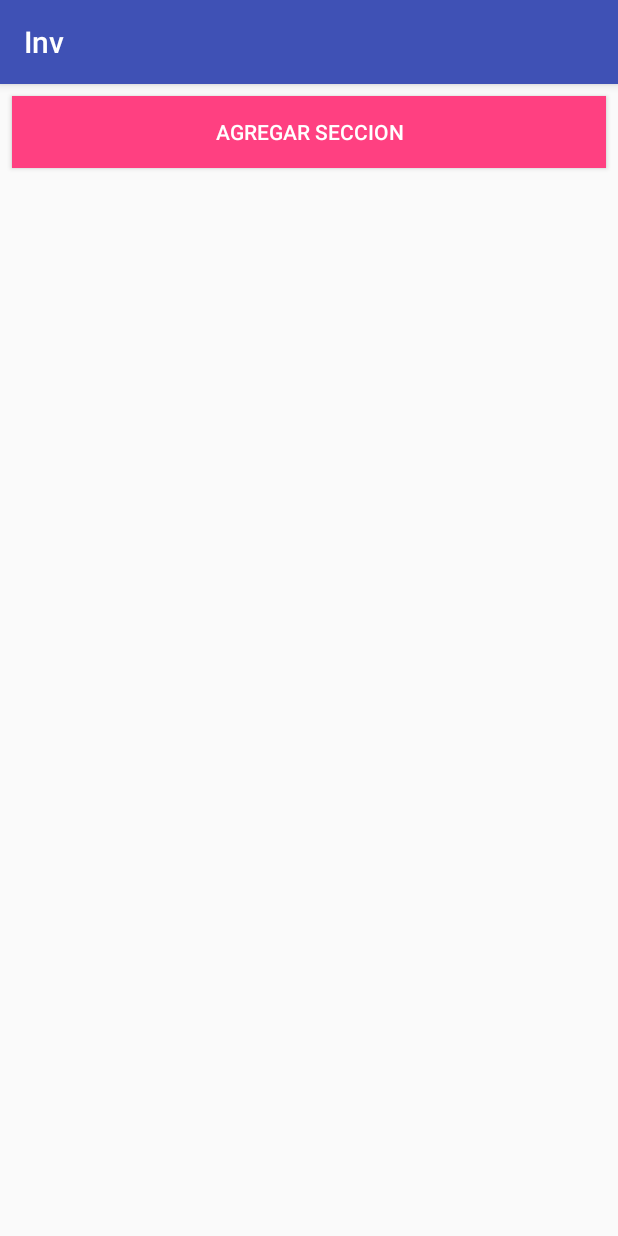
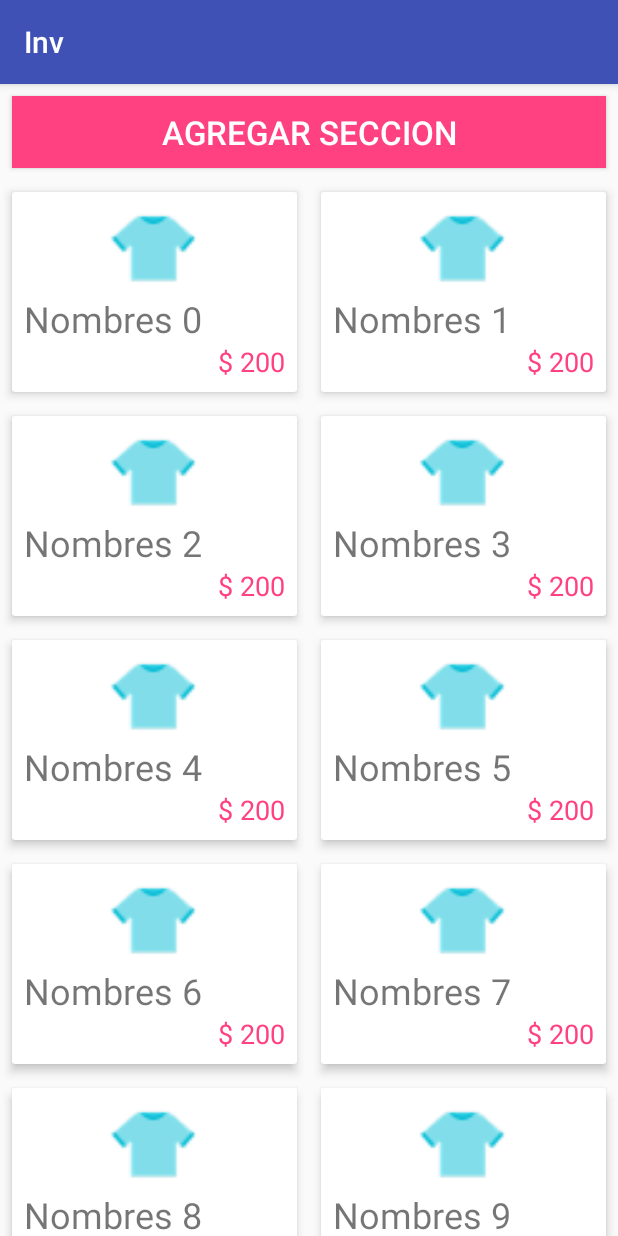
Before and after one commit to JunCodde/Inv, an Android app: the InventarioActivity screen opened directly, with no data from a screen before it, on a phone screen of 412 x 824 dp. Run offline under Robolectric (Android 15) with nearby library versions, the phone set to English and light mode, and no system bars.

Commit message:
add - Adaptador del recycler view

```diff
--- /dev/null
+++ b/app/src/main/java/com/juncodde/inv/Adapter/AdapterInvSeccion.java
@@ -0,0 +1,65 @@
+package com.juncodde.inv.Adapter;
+
+import android.app.Activity;
+import android.support.annotation.NonNull;
+import android.support.v7.widget.RecyclerView;
+import android.view.LayoutInflater;
+import android.view.View;
+import android.view.ViewGroup;
+import android.widget.ImageView;
+import android.widget.TextView;
+
+import com.juncodde.inv.Modelo.Seccion;
+import com.juncodde.inv.R;
+
+import java.util.ArrayList;
+
+public class AdapterInvSeccion extends  RecyclerView.Adapter<AdapterInvSeccion.AdapterInvSeccionHolder>{
+
+    private static final String TAG = "AdapterInvSeccion";
+    ArrayList<Seccion> seccions = new ArrayList<>();
+    Activity activity;
+
+    public AdapterInvSeccion(ArrayList<Seccion> seccions, Activity activity) {
+        this.seccions = seccions;
+        this.activity = activity;
+    }
+
+    @NonNull
+    @Override
+    public AdapterInvSeccionHolder onCreateViewHolder(@NonNull ViewGroup parent, int viewType) {
+        View v = LayoutInflater.from(parent.getContext()).inflate(R.layout.rv_inventario_seccion, parent, false);
+
+        return new AdapterInvSeccionHolder(v);
+    }
+
+    @Override
+    public void onBindViewHolder(@NonNull AdapterInvSeccionHolder holder, int position) {
+
+        final Seccion s = seccions.get(position);
+
+        holder.tv_seccion_precio.setText("$ " + s.getPrecio());
+        holder.tv_seccion_nombre.setText(s.getNombre());
+
+    }
+
+    @Override
+    public int getItemCount() {
+        return seccions.size();
+    }
+
+    public static class AdapterInvSeccionHolder extends RecyclerView.ViewHolder{
+
+        private ImageView img_seccion;
+        private TextView tv_seccion_nombre, tv_seccion_precio;
+
+        public AdapterInvSeccionHolder(View itemView) {
+            super(itemView);
+
+            img_seccion = (ImageView) itemView.findViewById(R.id.img_seccion);
+
+            tv_seccion_nombre = (TextView) itemView.findViewById(R.id.tv_seccion_nombre);
+            tv_seccion_precio = (TextView) itemView.findViewById(R.id.tv_seccion__precio);
+        }
+    }
+}
--- a/app/src/main/java/com/juncodde/inv/InventarioActivity.java
+++ b/app/src/main/java/com/juncodde/inv/InventarioActivity.java
@@ -2,12 +2,55 @@ package com.juncodde.inv;
 
 import android.support.v7.app.AppCompatActivity;
 import android.os.Bundle;
+import android.support.v7.widget.GridLayoutManager;
+import android.support.v7.widget.LinearLayoutManager;
+import android.support.v7.widget.RecyclerView;
+import android.widget.Button;
+
+import com.juncodde.inv.Adapter.AdapterInvSeccion;
+import com.juncodde.inv.Modelo.Seccion;
+
+import java.util.ArrayList;
 
 public class InventarioActivity extends AppCompatActivity {
+
+    private RecyclerView rv_Inventario_Secciones;
+    private Button btn_NuevaSeccion;
+    private ArrayList<Seccion> seccions = new ArrayList<>();
+
+    private AdapterInvSeccion adapter;
+    private GridLayoutManager gManager;
 
     @Override
     protected void onCreate(Bundle savedInstanceState) {
         super.onCreate(savedInstanceState);
         setContentView(R.layout.activity_inventario);
+
+        rv_Inventario_Secciones = (RecyclerView) findViewById(R.id.rv_Inventario_Secciones);
+        btn_NuevaSeccion = (Button) findViewById(R.id.btn_NuevaSeccion);
+
+        for (int i = 0; i < 10; i++) {
+
+            Seccion s = new Seccion("Nombres " + i, "200", i);
+            seccions.add(s);
+
+        }
+
+        ponerRV();
+
+
+    }
+
+    private void ponerRV(){
+
+        gManager = new GridLayoutManager(this, 2);
+        gManager.setOrientation(LinearLayoutManager.VERTICAL);
+
+        rv_Inventario_Secciones.setLayoutManager(gManager);
+
+        adapter = new AdapterInvSeccion(seccions, this);
+        rv_Inventario_Secciones.setAdapter(adapter);
+
+
     }
 }
--- /dev/null
+++ b/app/src/main/java/com/juncodde/inv/Modelo/Seccion.java
@@ -0,0 +1,40 @@
+package com.juncodde.inv.Modelo;
+
+public class Seccion {
+
+    private String nombre, precio;
+    private int foto;
+
+    public Seccion(String nombre, String precio, int foto) {
+        this.nombre = nombre;
+        this.precio = precio;
+        this.foto = foto;
+    }
+
+    public Seccion() {
+    }
+
+    public String getNombre() {
+        return nombre;
+    }
+
+    public void setNombre(String nombre) {
+        this.nombre = nombre;
+    }
+
+    public String getPrecio() {
+        return precio;
+    }
+
+    public void setPrecio(String precio) {
+        this.precio = precio;
+    }
+
+    public int getFoto() {
+        return foto;
+    }
+
+    public void setFoto(int foto) {
+        this.foto = foto;
+    }
+}
--- a/app/src/main/res/layout/activity_inventario.xml
+++ b/app/src/main/res/layout/activity_inventario.xml
@@ -14,6 +14,7 @@
         android:layout_height="wrap_content"
         android:background="@color/colorAccent"
         android:textColor="#FFF"
+        android:textSize="22sp"
         android:text="Agregar Seccion"
         />
 
--- a/app/src/main/res/layout/rv_inventario_seccion.xml
+++ b/app/src/main/res/layout/rv_inventario_seccion.xml
@@ -1,13 +1,45 @@
 <?xml version="1.0" encoding="utf-8"?>
 <android.support.v7.widget.CardView xmlns:android="http://schemas.android.com/apk/res/android"
     android:layout_width="match_parent"
-    android:layout_height="match_parent"
+    android:layout_height="wrap_content"
     xmlns:app="http://schemas.android.com/apk/res-auto"
+    xmlns:tools="http://schemas.android.com/tools"
     app:cardElevation="4dp"
+    android:layout_margin="8dp">
+
+
+    <LinearLayout
+        android:layout_width="match_parent"
+        android:layout_height="wrap_content"
+        android:layout_gravity="center_horizontal"
+        android:orientation="vertical"
+        android:layout_margin="8dp">
+
+        <ImageView
+            android:id="@+id/img_seccion"
+            android:layout_width="60dp"
+            android:layout_height="60dp"
+            android:src="@drawable/camisa"
+            android:layout_gravity="center_horizontal"/>
+
+        <TextView
+            android:id="@+id/tv_seccion_nombre"
+            android:layout_width="wrap_content"
+            android:layout_height="wrap_content"
+            android:textSize="24dp"
+            tools:text="Nombre"/>
+
+        <TextView
+            android:id="@+id/tv_seccion__precio"
+            android:layout_width="wrap_content"
+            android:layout_height="wrap_content"
+            android:textSize="18dp"
+            android:layout_gravity="end"
+            android:textColor="@color/colorAccent"
+            tools:text="$$$"/>
 
 
 
-
-    >
+    </LinearLayout>
 
 </android.support.v7.widget.CardView>
```
